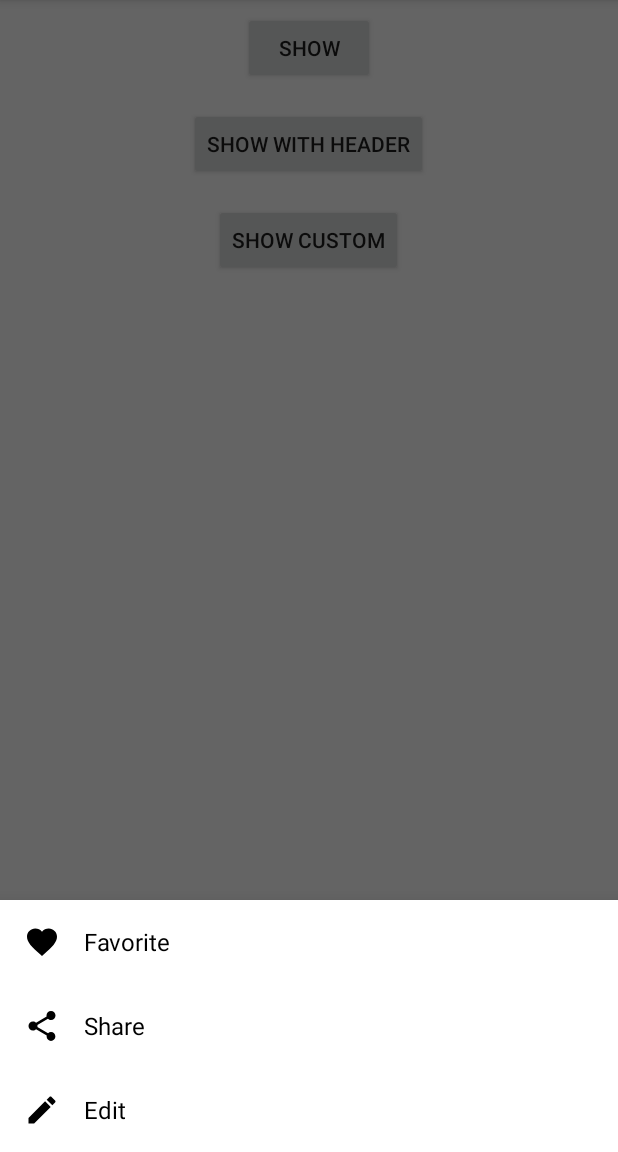
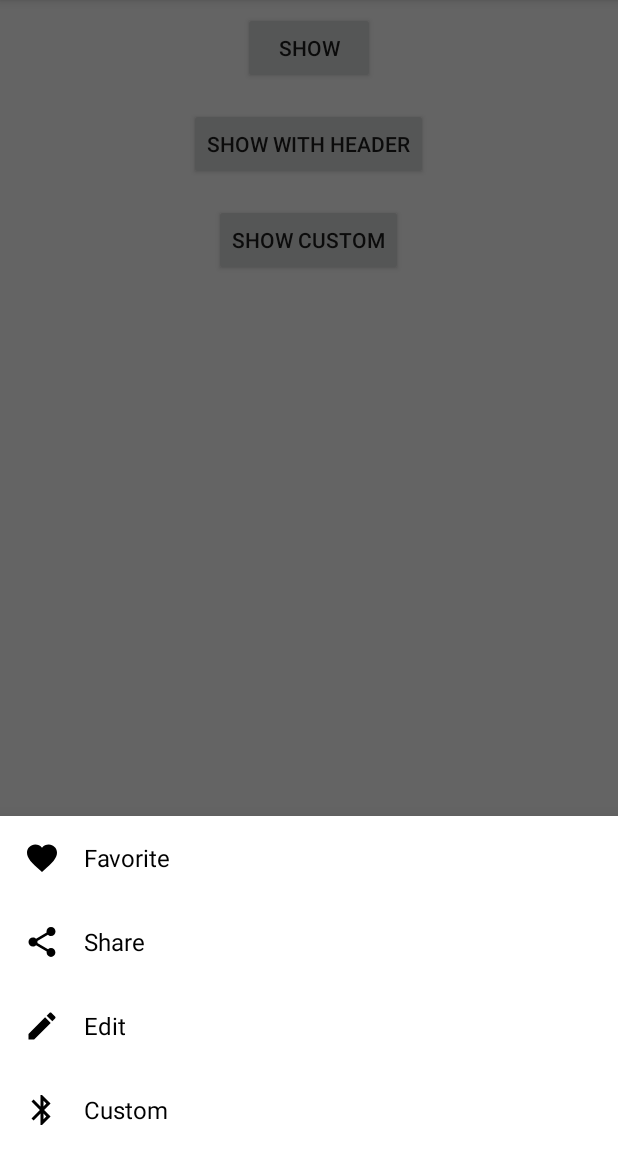
Before and after one commit to Commit451/ModalBottomSheetDialogFragment, an Android app: the screen it shows after launch (MainActivity), after a tap on "SHOW", on a phone screen of 412 x 824 dp, the part 84-1236 px from its top. Run offline under Robolectric (Android 15) with nearby library versions, the phone set to English and light mode, and no system bars.

Commit message:
Split out Option and OptionRequest. Use onAttach instead of callbacks

```diff
--- a/app/src/main/java/com/commit451/modalbottomsheetdialogfragment/sample/MainActivity.kt
+++ b/app/src/main/java/com/commit451/modalbottomsheetdialogfragment/sample/MainActivity.kt
@@ -1,40 +1,46 @@
 package com.commit451.modalbottomsheetdialogfragment.sample
 
-import android.app.ProgressDialog.show
-import android.support.v7.app.AppCompatActivity
 import android.os.Bundle
 import android.support.design.widget.Snackbar
+import android.support.v7.app.AppCompatActivity
 import com.commit451.modalbottomsheetdialogfragment.ModalBottomSheetDialogFragment
+import com.commit451.modalbottomsheetdialogfragment.Option
+import com.commit451.modalbottomsheetdialogfragment.OptionRequest
 import kotlinx.android.synthetic.main.activity_main.*
 
-class MainActivity : AppCompatActivity() {
+class MainActivity : AppCompatActivity(), ModalBottomSheetDialogFragment.Listener {
 
     override fun onCreate(savedInstanceState: Bundle?) {
         super.onCreate(savedInstanceState)
         setContentView(R.layout.activity_main)
 
         buttonShow.setOnClickListener {
-            ModalBottomSheetDialogFragment.Builder(R.menu.options)
-                    .show(supportFragmentManager, "HI", {
-                        Snackbar.make(root, "Selected option $it", Snackbar.LENGTH_SHORT)
-                                .show()
-                    })
+            ModalBottomSheetDialogFragment.Builder()
+                    .add(R.menu.options)
+                    .add(OptionRequest(123, "Custom", R.drawable.ic_bluetooth_black_24dp))
+                    .show(supportFragmentManager, "HI")
         }
 
         buttonShowWithHeader.setOnClickListener {
-            ModalBottomSheetDialogFragment.Builder(R.menu.option_lots)
+            ModalBottomSheetDialogFragment.Builder()
+                    .add(R.menu.option_lots)
                     .header("Neat")
-                    .show(supportFragmentManager, "HI", {
-                    })
+                    .show(supportFragmentManager, "HI")
         }
 
         buttonCustom.setOnClickListener {
-            ModalBottomSheetDialogFragment.Builder(R.menu.option_lots)
+            ModalBottomSheetDialogFragment.Builder()
+                    .add(R.menu.option_lots)
                     .layout(R.layout.item_custom)
                     .header("Neat")
                     .columns(3)
-                    .show(supportFragmentManager, "HI", {
-                    })
+                    .show(supportFragmentManager, "HI")
         }
     }
+
+    override fun onModalOptionSelected(tag: String?, option: Option) {
+        Snackbar.make(root, "Selected option ${option.title} from tag $tag", Snackbar.LENGTH_SHORT)
+                .show()
+    }
+
 }
--- a/modalbottomsheetdialogfragment/src/main/java/com/commit451/modalbottomsheetdialogfragment/ModalBottomSheetDialogFragment.kt
+++ b/modalbottomsheetdialogfragment/src/main/java/com/commit451/modalbottomsheetdialogfragment/ModalBottomSheetDialogFragment.kt
@@ -16,7 +16,9 @@ import android.view.View
 import android.view.ViewGroup
 import android.widget.ImageView
 import android.widget.TextView
+import com.commit451.modalbottomsheetdialogfragment.ModalBottomSheetDialogFragment.Builder
 
+@SuppressLint("RestrictedApi")
 /**
  * [BottomSheetDialogFragment] which can show a selection of options. Create using the [Builder]
  */
@@ -24,7 +26,8 @@ class ModalBottomSheetDialogFragment : BottomSheetDialogFragment() {
 
     companion object {
 
-        private const val KEY_MENU = "menu"
+        private const val KEY_OPTIONS = "options"
+        private const val KEY_RESOURCES = "resources"
         private const val KEY_LAYOUT = "layout"
         private const val KEY_COLUMNS = "columns"
         private const val KEY_HEADER = "header"
@@ -33,7 +36,8 @@ class ModalBottomSheetDialogFragment : BottomSheetDialogFragment() {
         private fun newInstance(builder: Builder): ModalBottomSheetDialogFragment {
             val fragment = ModalBottomSheetDialogFragment()
             val args = Bundle()
-            args.putInt(KEY_MENU, builder.menuRes)
+            args.putParcelableArrayList(KEY_OPTIONS, builder.options)
+            args.putIntegerArrayList(KEY_RESOURCES, builder.menuResources)
             args.putInt(KEY_LAYOUT, builder.layoutRes)
             args.putInt(KEY_COLUMNS, builder.columns)
             args.putString(KEY_HEADER, builder.header)
@@ -45,7 +49,15 @@ class ModalBottomSheetDialogFragment : BottomSheetDialogFragment() {
 
     private lateinit var list: RecyclerView
     private lateinit var adapter: Adapter
-    private var callback: ((id: Int) -> Unit)? = null
+    private var listener: Listener? = null
+
+    val menu by lazy {
+        MenuBuilder(context)
+    }
+
+    val menuInflater by lazy {
+        MenuInflater(context)
+    }
 
     override fun onCreateView(inflater: LayoutInflater, container: ViewGroup?, savedInstanceState: Bundle?): View? {
         return inflater.inflate(R.layout.modal_bottom_sheet_dialog_fragment, container, false)
@@ -58,21 +70,23 @@ class ModalBottomSheetDialogFragment : BottomSheetDialogFragment() {
         val arguments = arguments
                 ?: throw IllegalStateException("You need to create this via the builder")
 
-        val menuRes = arguments.getInt(KEY_MENU)
-        if (menuRes == 0) {
-            throw IllegalStateException("You must provide a menu resource")
+        val optionRequests = arguments.getParcelableArrayList<OptionRequest>(KEY_OPTIONS)
+        val resources = arguments.getIntegerArrayList(KEY_RESOURCES)
+
+        val options = mutableListOf<Option>()
+
+        //resource inflation is done first, so it does not actually retain the true ordering.
+        //Maybe fix this later?
+        resources.forEach {
+            inflate(it, options)
         }
 
-        val menu = MenuBuilder(context)
-        MenuInflater(context).inflate(menuRes, menu)
-        val options = mutableListOf<Option>()
-        for (i in 0 until menu.size()) {
-            val item = menu.getItem(i)
-            val option = Option(item.itemId, item.icon, item.title)
-            options.add(option)
+        optionRequests.forEach {
+            options.add(it.toOption(context!!))
         }
+
         adapter = Adapter({
-            callback?.invoke(it)
+            listener?.onModalOptionSelected(this@ModalBottomSheetDialogFragment.tag, it)
             dismissAllowingStateLoss()
         })
         adapter.layoutRes = arguments.getInt(KEY_LAYOUT)
@@ -98,20 +112,49 @@ class ModalBottomSheetDialogFragment : BottomSheetDialogFragment() {
         }
 
         adapter.set(options)
+        listener = bindHost()
     }
 
-    fun show(fragmentManager: FragmentManager, tag: String, callback: (id: Int) -> Unit) {
-        this.callback = callback
-        show(fragmentManager, tag)
+    private fun inflate(menuRes: Int, options: MutableList<Option>) {
+        menuInflater.inflate(menuRes, menu)
+        for (i in 0 until menu.size()) {
+            val item = menu.getItem(i)
+            val option = Option(item.itemId, item.title, item.icon)
+            options.add(option)
+        }
     }
 
-    class Builder(@MenuRes internal val menuRes: Int) {
+    private fun bindHost(): Listener {
+        if (parentFragment != null) {
+            if (parentFragment is Listener) {
+                return parentFragment as Listener
+            }
+        }
+        if (context is Listener) {
+            return context as Listener
+        }
+        throw IllegalStateException("ModalBottomSheetDialogFragment must be attached to a parent (activity or fragment) that implements the ModalBottomSheetDialogFragment.Listener")
+    }
 
+    class Builder {
+
+        internal var menuResources = ArrayList<Int>()
+        internal var options = ArrayList<OptionRequest>()
         @LayoutRes
         internal var layoutRes = R.layout.modal_bottom_sheet_dialog_fragment_item
         internal var columns = 1
         internal var header: String? = null
         internal var headerLayoutRes = R.layout.modal_bottom_sheet_dialog_fragment_header
+
+        fun add(@MenuRes menuRes: Int): Builder {
+            menuResources.add(menuRes)
+            return this
+        }
+
+        fun add(option: OptionRequest): Builder {
+            options.add(option)
+            return this
+        }
 
         fun layout(@LayoutRes layoutRes: Int): Builder {
             this.layoutRes = layoutRes
@@ -133,14 +176,18 @@ class ModalBottomSheetDialogFragment : BottomSheetDialogFragment() {
             return newInstance(this)
         }
 
-        fun show(fragmentManager: FragmentManager, tag: String, callback: (id: Int) -> Unit): ModalBottomSheetDialogFragment {
+        fun show(fragmentManager: FragmentManager, tag: String): ModalBottomSheetDialogFragment {
             val dialog = build()
-            dialog.show(fragmentManager, tag, callback)
+            dialog.show(fragmentManager, tag)
             return dialog
         }
     }
 
-    internal class Adapter(private val callback: (id: Int) -> Unit) : RecyclerView.Adapter<RecyclerView.ViewHolder>() {
+    interface Listener {
+        fun onModalOptionSelected(tag: String?, option: Option)
+    }
+
+    internal class Adapter(private val callback: (option: Option) -> Unit) : RecyclerView.Adapter<RecyclerView.ViewHolder>() {
 
         companion object {
             const val VIEW_TYPE_HEADER = 0
@@ -163,7 +210,7 @@ class ModalBottomSheetDialogFragment : BottomSheetDialogFragment() {
                     val holder = ItemViewHolder(view)
                     view.setOnClickListener {
                         val option = options[holder.adapterPosition]
-                        callback.invoke(option.id)
+                        callback.invoke(option)
                     }
                     return holder
                 }
--- a/modalbottomsheetdialogfragment/src/main/java/com/commit451/modalbottomsheetdialogfragment/Option.kt
+++ b/modalbottomsheetdialogfragment/src/main/java/com/commit451/modalbottomsheetdialogfragment/Option.kt
@@ -3,6 +3,6 @@ package com.commit451.modalbottomsheetdialogfragment
 import android.graphics.drawable.Drawable
 
 /**
- * An option you can select within the modal
+ * The inflated option in the modal
  */
-class Option(val id: Int, var icon: Drawable?, var title: CharSequence)
+class Option(val id: Int, var title: CharSequence, var icon: Drawable?)
--- /dev/null
+++ b/modalbottomsheetdialogfragment/src/main/java/com/commit451/modalbottomsheetdialogfragment/OptionRequest.kt
@@ -0,0 +1,45 @@
+package com.commit451.modalbottomsheetdialogfragment
+
+import android.content.Context
+import android.graphics.drawable.Drawable
+import android.os.Parcel
+import android.os.Parcelable
+import android.support.annotation.DrawableRes
+import android.support.v4.content.res.ResourcesCompat
+
+/**
+ * Request for an option you can select within the modal
+ */
+class OptionRequest(val id: Int, val title: String, @DrawableRes val icon: Int?) : Parcelable {
+
+    internal fun toOption(context: Context): Option {
+        var drawable: Drawable? = null
+        icon?.let {
+            drawable = ResourcesCompat.getDrawable(context.resources, icon, context.theme)
+        }
+
+        return Option(id, title, drawable)
+    }
+
+    constructor(source: Parcel) : this(
+            source.readInt(),
+            source.readString(),
+            source.readValue(Int::class.java.classLoader) as Int?
+    )
+
+    override fun describeContents() = 0
+
+    override fun writeToParcel(dest: Parcel, flags: Int) = with(dest) {
+        writeInt(id)
+        writeString(title)
+        writeValue(icon)
+    }
+
+    companion object {
+        @JvmField
+        val CREATOR: Parcelable.Creator<OptionRequest> = object : Parcelable.Creator<OptionRequest> {
+            override fun createFromParcel(source: Parcel): OptionRequest = OptionRequest(source)
+            override fun newArray(size: Int): Array<OptionRequest?> = arrayOfNulls(size)
+        }
+    }
+}
```
Also changed, not shown: 1 other file.
